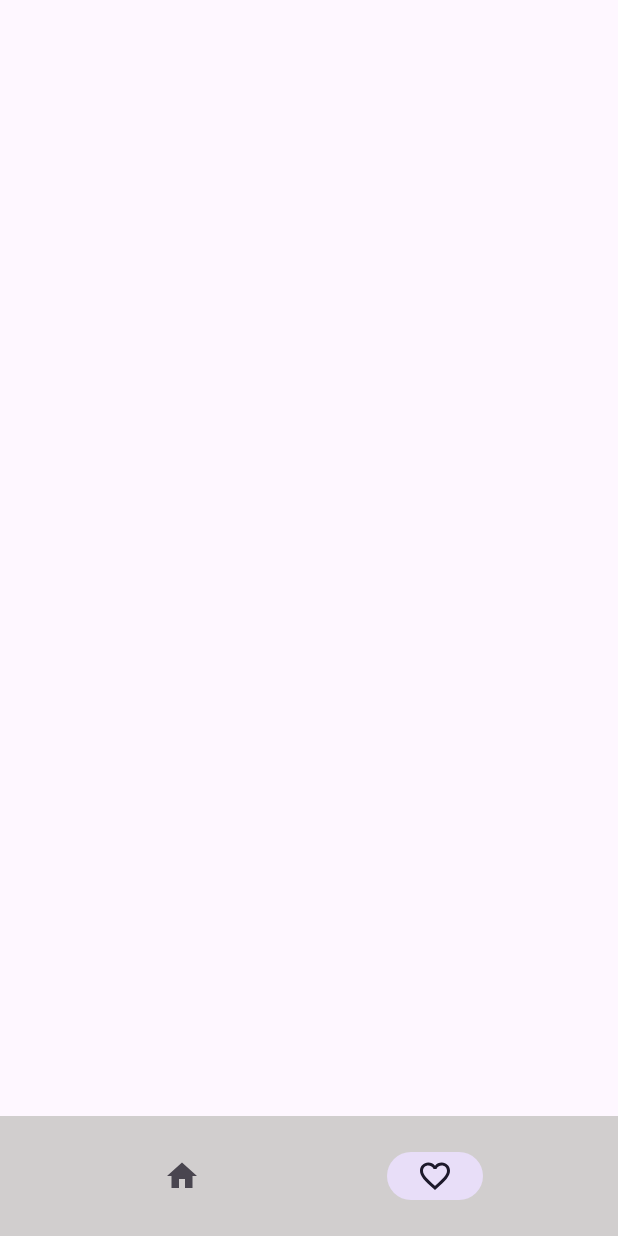
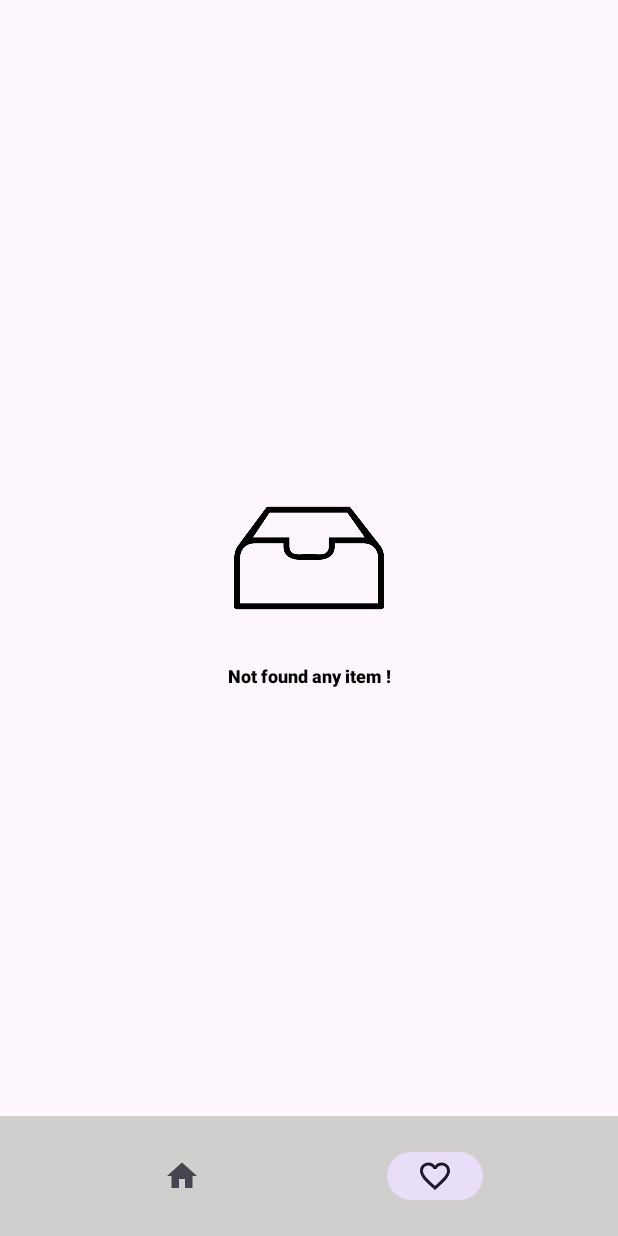
Before and after one commit to DLNascimento/MovieApp, an Android app: the FavoritesFragment screen opened through its navigation route, on a phone screen of 412 x 824 dp. Run offline under Robolectric (Android 15) with nearby library versions, the phone set to English and light mode, and no system bars; our stand-ins replace Dagger/Hilt's generated code, navigation-ui; pictures from the network do not load; 1 statement that could not run was skipped.

```diff
--- a/app/src/main/java/com/example/movieapp/ui/FavoritesFragment.kt
+++ b/app/src/main/java/com/example/movieapp/ui/FavoritesFragment.kt
@@ -13,6 +13,7 @@ import com.example.movieapp.R
 import com.example.movieapp.databinding.FragmentFavoritesBinding
 import com.example.movieapp.ui.adapter.FavoriteMoviesAdapter
 import com.example.movieapp.utils.initRecycler
+import com.example.movieapp.utils.showInvisible
 import com.example.movieapp.viewmodel.DatabaseViewModel
 import dagger.hilt.android.AndroidEntryPoint
 import javax.inject.Inject
@@ -50,6 +51,17 @@ class FavoritesFragment : Fragment() {
                 val direction = FavoritesFragmentDirections.actionFavoritesFragmentToMovieDetails(it.id)
                 findNavController().navigate(direction)
             }
+
+            viewModel.emptyList.observe(viewLifecycleOwner){
+                if(it){
+                    emptyItemsLay.showInvisible(true)
+                    favoriteRecycler.showInvisible(false)
+                }else{
+                    emptyItemsLay.showInvisible(false)
+                    favoriteRecycler.showInvisible(true)
+                }
+
+            }
         }
     }
 
--- a/app/src/main/java/com/example/movieapp/ui/MovieDetails.kt
+++ b/app/src/main/java/com/example/movieapp/ui/MovieDetails.kt
@@ -47,6 +47,8 @@ class MovieDetails : Fragment() {
         if (movieId > 0){
             viewModel.loadDetailMovie(movieId)
         }
+
+
     }
 
     override fun onViewCreated(view: View, savedInstanceState: Bundle?) {
--- a/app/src/main/java/com/example/movieapp/utils/Extensions.kt
+++ b/app/src/main/java/com/example/movieapp/utils/Extensions.kt
@@ -11,6 +11,16 @@ fun View.hide() {
     visibility = View.INVISIBLE
 }
 
+fun View.showInvisible(isShown: Boolean) {
+    if (isShown) {
+        this.visibility = View.VISIBLE
+    } else {
+        this.visibility = View.INVISIBLE
+    }
+}
+
+
+
 fun RecyclerView.initRecycler(layoutManager: RecyclerView.LayoutManager, adapter: RecyclerView.Adapter<*>) {
     this.layoutManager = layoutManager
     this.adapter = adapter
--- a/app/src/main/java/com/example/movieapp/viewmodel/DatabaseViewModel.kt
+++ b/app/src/main/java/com/example/movieapp/viewmodel/DatabaseViewModel.kt
@@ -13,12 +13,15 @@ import javax.inject.Inject
 class DatabaseViewModel @Inject constructor(private val repository: DatabaseRepository): ViewModel() {
 
     val favoriteMovieList = MutableLiveData<MutableList<MoviesEntity>>()
-
+    val emptyList = MutableLiveData<Boolean>()
 
     fun loadFavoriteMovieList() = viewModelScope.launch {
         val list = repository.getAllFavoriteList()
         if (list.isNotEmpty()) {
             favoriteMovieList.postValue(list)
+            emptyList.postValue(false)
+        }else{
+            emptyList.postValue(true)
         }
     }
 
--- /dev/null
+++ b/app/src/main/res/layout/empty_items.xml
@@ -0,0 +1,27 @@
+<?xml version="1.0" encoding="utf-8"?>
+<androidx.constraintlayout.widget.ConstraintLayout xmlns:android="http://schemas.android.com/apk/res/android"
+    xmlns:app="http://schemas.android.com/apk/res-auto"
+    android:layout_width="match_parent"
+    android:layout_height="match_parent">
+    <ImageView
+        android:id="@+id/emptyImg"
+        android:layout_width="100dp"
+        android:layout_height="100dp"
+        android:src="@drawable/empty"
+        app:layout_constraintBottom_toBottomOf="parent"
+        app:layout_constraintEnd_toEndOf="parent"
+        app:layout_constraintStart_toStartOf="parent"
+        app:layout_constraintTop_toTopOf="parent"
+        app:tint="@color/black" />
+    <TextView
+        android:layout_width="wrap_content"
+        android:layout_height="wrap_content"
+        android:layout_marginTop="20dp"
+        android:fontFamily="sans-serif-black"
+        android:text="@string/emptyList"
+        android:textColor="@color/black"
+        android:textSize="12sp"
+        app:layout_constraintEnd_toEndOf="parent"
+        app:layout_constraintStart_toStartOf="parent"
+        app:layout_constraintTop_toBottomOf="@id/emptyImg" />
+</androidx.constraintlayout.widget.ConstraintLayout>
--- a/app/src/main/res/layout/fragment_favorites.xml
+++ b/app/src/main/res/layout/fragment_favorites.xml
@@ -12,4 +12,14 @@
         tools:listitem="@layout/popular_movie_item"
         android:paddingTop="10dp" />
 
+    <androidx.constraintlayout.widget.ConstraintLayout
+        android:id="@+id/emptyItemsLay"
+        android:layout_width="match_parent"
+        android:layout_height="match_parent"
+        android:visibility="gone">
+
+        <include layout="@layout/empty_items" />
+
+    </androidx.constraintlayout.widget.ConstraintLayout>
+
 </androidx.constraintlayout.widget.ConstraintLayout>
--- a/app/src/main/res/layout/fragment_movie_details.xml
+++ b/app/src/main/res/layout/fragment_movie_details.xml
@@ -35,34 +35,38 @@
                     app:layout_constraintTop_toTopOf="parent" />
 
 
-
-
-                <LinearLayout
+                <androidx.constraintlayout.widget.ConstraintLayout
                     android:layout_width="match_parent"
-                    android:layout_height="match_parent"
-                    android:layout_margin="8dp"
-                    android:orientation="vertical">
+                    android:layout_height="match_parent">
 
                     <ImageView
                         android:id="@+id/ImgFav"
                         android:layout_width="30dp"
                         android:layout_height="30dp"
+                        android:layout_gravity="end"
+                        android:layout_marginTop="4dp"
+                        android:layout_marginEnd="4dp"
                         android:clickable="true"
                         android:focusable="true"
-                        android:layout_marginEnd="4dp"
-                        android:layout_marginTop="4dp"
-                        android:layout_gravity="end"
                         android:padding="4dp"
                         android:src="@drawable/ic_favorite_selected"
-                        app:layout_constraintBottom_toBottomOf="parent"
                         app:layout_constraintEnd_toEndOf="parent"
-                        app:layout_constraintStart_toStartOf="parent" />
+                        app:layout_constraintTop_toTopOf="parent"
+                        />
+
+                    <LinearLayout
+                        android:layout_width="match_parent"
+                        android:layout_height="match_parent"
+                        android:layout_margin="4dp"
+                        android:orientation="vertical">
 
 
                         <TextView
                             android:id="@+id/movie_title"
                             android:layout_width="wrap_content"
                             android:layout_height="wrap_content"
+                            android:layout_marginTop="4dp"
+                            android:layout_marginEnd="4dp"
                             android:fontFamily="sans-serif-black"
                             android:text="movie"
                             android:textSize="18sp"
@@ -232,6 +236,8 @@
 
                     </LinearLayout>
 
+                </androidx.constraintlayout.widget.ConstraintLayout>
+
 
             </LinearLayout>
 
--- a/app/src/main/res/navigation/nav_graph.xml
+++ b/app/src/main/res/navigation/nav_graph.xml
@@ -31,7 +31,8 @@
         <action
             android:id="@+id/action_splashFragment_to_gridMovies"
             app:destination="@id/gridMovies"
-            app:popUpTo="@id/splashFragment" />
+            app:popUpTo="@id/splashFragment"
+            app:popUpToInclusive="true" />
     </fragment>
     <fragment
         android:id="@+id/favoritesFragment"
--- a/app/src/main/res/values/strings.xml
+++ b/app/src/main/res/values/strings.xml
@@ -3,4 +3,5 @@
     <!-- TODO: Remove or change this placeholder text -->
     <string name="hello_blank_fragment">Hello blank fragment</string>
     <string name="popular_movies">Populares</string>
+    <string name="emptyList">Not found any item !</string>
 </resources>
```
Also changed, not shown: app/src/main/res/drawable/empty.png (added). Lines whose indentation alone changed are shown as unchanged.
